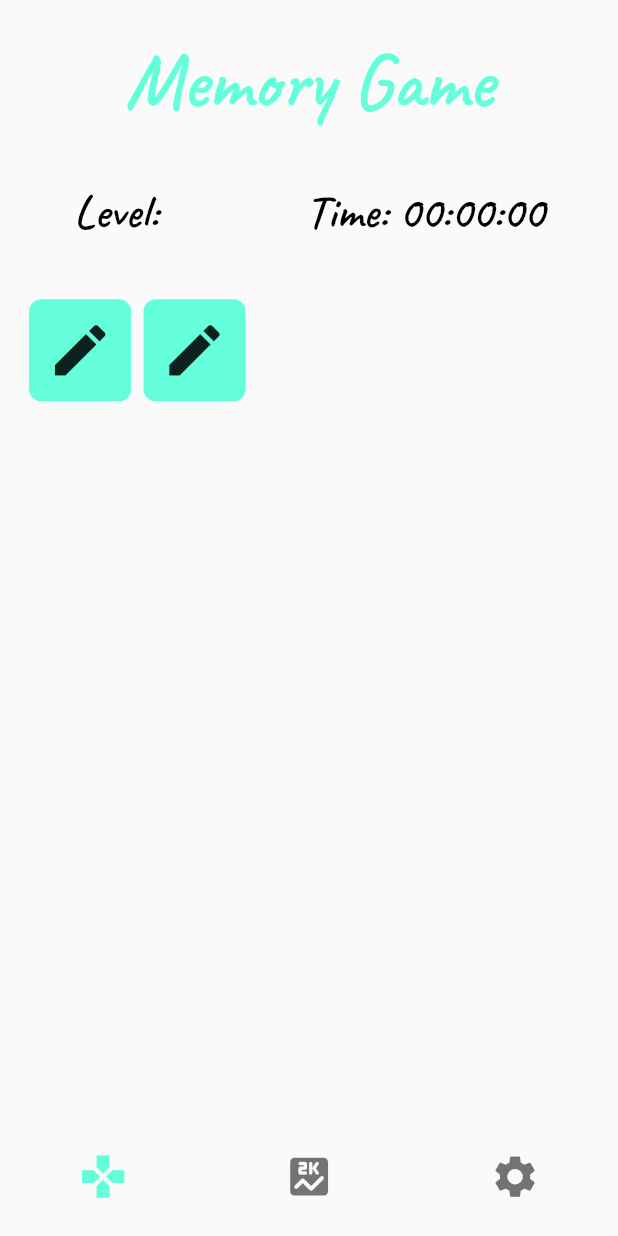
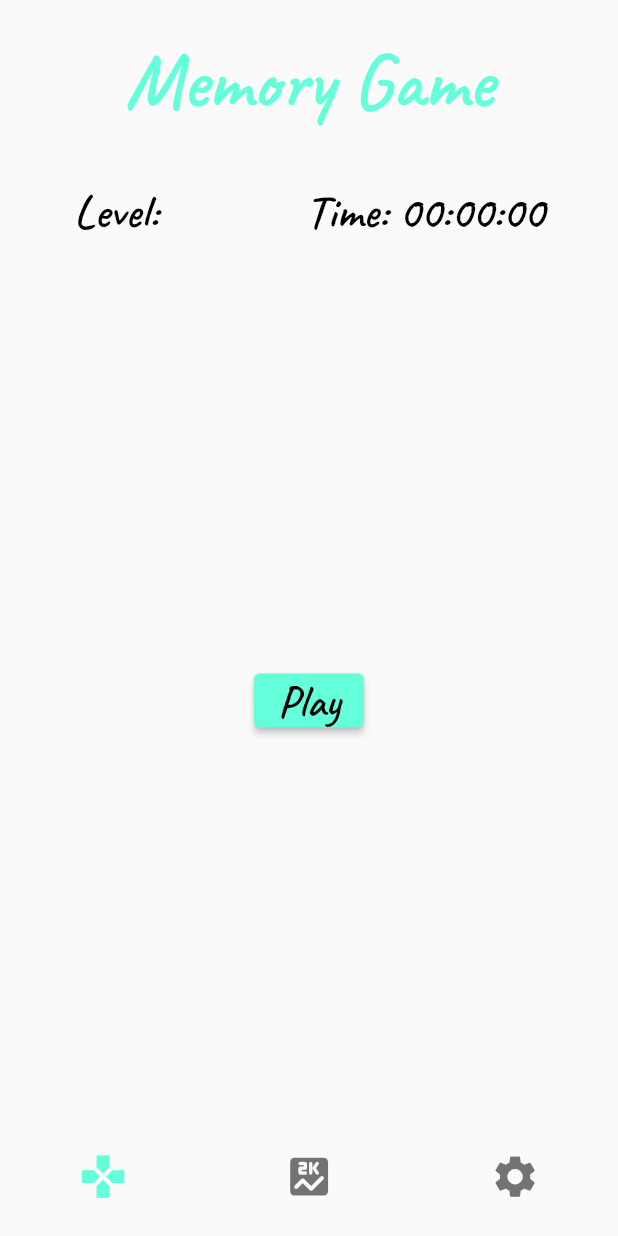
Before and after one commit to pawelpawlik9412/memory_game, a Flutter app: the screen it shows after launch, on a phone screen of 412 x 824 dp. Run offline on Flutter 3.47's test engine with Material 2 defaults, Android fonts, the phone set to English and light mode, and no system bars; our stand-ins replace bloc, equatable, flutter_bloc; missing offline and left inert: random_color.

Commit message:
Added Bloc for generate memories set for Game

```diff
--- /dev/null
+++ b/lib/bloc/memories_set_event.dart
@@ -0,0 +1,20 @@
+part of 'memories_set_bloc.dart';
+
+abstract class MemoriesSetEvent extends Equatable {
+  const MemoriesSetEvent();
+}
+
+class GenerateMemoriesSet extends MemoriesSetEvent {
+  const GenerateMemoriesSet();
+
+  @override
+  List<Object> get props => [];
+}
+
+class ChosseMemoryFromSet extends MemoriesSetEvent {
+  final String cardId;
+  const ChosseMemoryFromSet(this.cardId);
+
+  @override
+  List<Object> get props => [];
+}
--- /dev/null
+++ b/lib/bloc/memories_set_state.dart
@@ -0,0 +1,43 @@
+part of 'memories_set_bloc.dart';
+
+abstract class MemoriesSetState extends Equatable {
+  const MemoriesSetState();
+}
+
+class MemoriesSetInitial extends MemoriesSetState {
+  @override
+  List<Object> get props => [];
+}
+
+class MemoriesSetLoading extends MemoriesSetState {
+  @override
+  List<Object> get props => [];
+}
+
+class MemoriesSetLoaded extends MemoriesSetState {
+  final List<Memory> memoriesSet;
+
+  const MemoriesSetLoaded(this.memoriesSet);
+
+  @override
+  List<Object> get props => [];
+}
+
+class MemoriesSetUpdated extends MemoriesSetState {
+  final List<Memory> memoriesSet;
+
+  const MemoriesSetUpdated(this.memoriesSet);
+
+  @override
+  List<Object> get props => [];
+}
+
+class MemoriesFinished extends MemoriesSetState {
+  @override
+  List<Object> get props => [];
+}
+
+class MemoriesSetError extends MemoriesSetState {
+  @override
+  List<Object> get props => [];
+}
--- a/lib/custom_widgets/memory_card.dart
+++ b/lib/custom_widgets/memory_card.dart
@@ -1,11 +1,14 @@
 import 'package:flutter/material.dart';
+import 'package:memory_game/constants/enums.dart';
 import 'package:memory_game/size_config.dart';
 
 class MemoryCard extends StatelessWidget {
+  final String id;
   final Color cardColor;
   final IconData cardIcon;
+  final CardState cardState;
 
-  MemoryCard({@required this.cardColor, @required this.cardIcon});
+  MemoryCard({@ required this.id, @required this.cardColor, @required this.cardIcon, @required this.cardState});
 
   @override
   Widget build(BuildContext context) {
--- a/lib/game_logic.dart
+++ b/lib/game_logic.dart
@@ -35,8 +35,8 @@ class GameLogic {
   List<Memory> _finalMemoryList = [];
   List<String> _chosenMemoryCards = [];
 
-  get finalMemoryList => _finalMemoryList;
-  get chosenMemoryCardsLength => _chosenMemoryCards.length;
+  List<Memory> get finalMemoryList => _finalMemoryList;
+  int get chosenMemoryCardsLength => _chosenMemoryCards.length;
 
   bool generateListOfMemory(int numberOfMemoryCard) {
     _chosenMemoryCards.clear();
--- a/lib/main.dart
+++ b/lib/main.dart
@@ -1,4 +1,7 @@
 import 'package:flutter/material.dart';
+import 'package:flutter_bloc/flutter_bloc.dart';
+import 'package:memory_game/bloc/memories_set_bloc.dart';
+import 'package:memory_game/game_logic.dart';
 import 'package:memory_game/screens/home_page.dart';
 import 'package:memory_game/size_config.dart';
 
@@ -11,7 +14,13 @@ class MemoryGame extends StatelessWidget {
   @override
   Widget build(BuildContext context) {
     return MaterialApp(
-      home: LayoutBuilder(
+      home: MultiBlocProvider(
+        providers: [
+          BlocProvider<MemoriesSetBloc>(
+            create: (context) => MemoriesSetBloc(GameLogic.instance),
+          ),
+        ],
+        child: LayoutBuilder(
           builder: (context, constraints) {
             return OrientationBuilder(
               builder: (context, orientation) {
@@ -21,6 +30,7 @@ class MemoryGame extends StatelessWidget {
             );
           },
         ),
+      ),
     );
   }
 }
--- a/lib/screens/game_page.dart
+++ b/lib/screens/game_page.dart
@@ -1,12 +1,13 @@
 import 'package:flutter/material.dart';
+import 'package:flutter_bloc/flutter_bloc.dart';
+import 'package:memory_game/bloc/memories_set_bloc.dart';
+import 'package:memory_game/custom_widgets/gradient_button.dart';
 import 'package:memory_game/custom_widgets/memory_card.dart';
+import 'package:memory_game/model/memory.dart';
 import 'package:memory_game/size_config.dart';
 
 class GamePage extends StatelessWidget {
-  List<MemoryCard> list = [
-    MemoryCard(cardColor: Colors.tealAccent, cardIcon: Icons.create),
-    MemoryCard(cardColor: Colors.tealAccent, cardIcon: Icons.create)
-  ];
+
   @override
   Widget build(BuildContext context) {
     return SafeArea(
@@ -32,7 +33,37 @@ class GamePage extends StatelessWidget {
                     ),
                     Expanded(
                       flex: 10,
-                      child: _buildGameCardsGridView(),
+                      child: BlocBuilder<MemoriesSetBloc, MemoriesSetState>(
+                        builder: (context, state) {
+                          if(state is MemoriesSetLoading) {
+                            return Center(child: CircularProgressIndicator(),);
+                          }
+                          if(state is MemoriesSetLoaded) {
+                            return _buildGameCardsGridView(state.memoriesSet);
+                          }
+                          if(state is MemoriesSetUpdated) {
+                            return _buildGameCardsGridView(state.memoriesSet);
+                          }
+                          if(state is MemoriesSetInitial) {
+                            return Center(
+                              child: GradientButton(label: 'Play', onPressed: () {
+                                BlocProvider.of<MemoriesSetBloc>(context)
+                                    .add(GenerateMemoriesSet());
+                              }
+                              ),
+                            );
+                          }
+                          if(state is MemoriesFinished) {
+                            return GradientButton(label: 'Play again', onPressed: () {
+                              BlocProvider.of<MemoriesSetBloc>(context)
+                                  .add(GenerateMemoriesSet());
+                            },);
+                          }
+                          else {
+                            return Center(child: Text('Something goes wrong'),);
+                          }
+                        },
+                      ),
                     ),
                   ],
                 ),
@@ -88,7 +119,7 @@ class GamePage extends StatelessWidget {
     );
   }
 
-  Container _buildGameCardsGridView() {
+  Container _buildGameCardsGridView(List<Memory> list) {
     return Container(
       padding:
       EdgeInsets.symmetric(horizontal: SizeConfig.widthMultiplier * 3.7),
@@ -99,7 +130,12 @@ class GamePage extends StatelessWidget {
         ),
         physics: NeverScrollableScrollPhysics(),
         itemBuilder: (BuildContext context, int index) {
-          return list[index];
+          return MemoryCard(
+            id: list[index].id,
+            cardColor: list[index].color,
+            cardIcon: list[index].cardIcon,
+            cardState: list[index].cardState,
+          );
         },
       ),
     );
--- a/lib/screens/settings_page.dart
+++ b/lib/screens/settings_page.dart
@@ -1,5 +1,4 @@
 import 'package:flutter/material.dart';
-import 'package:memory_game/game_logic.dart';
 import 'package:memory_game/size_config.dart';
 import 'package:memory_game/custom_widgets/gradient_button.dart';
 import 'package:memory_game/custom_widgets/user_name_form_field.dart';
--- a/pubspec.yaml
+++ b/pubspec.yaml
@@ -15,7 +15,7 @@ dependencies:
   equatable: ^2.0.3
   random_color: ^1.0.5
   uuid: ^3.0.4
-
+  flutter_bloc: ^7.2.0
 
 
 dev_dependencies:
```
Also changed, not shown: lib/bloc/memories_set_bloc.dart (added, +33 -0 lines), pubspec.lock. Lines whose indentation alone changed are shown as unchanged.
